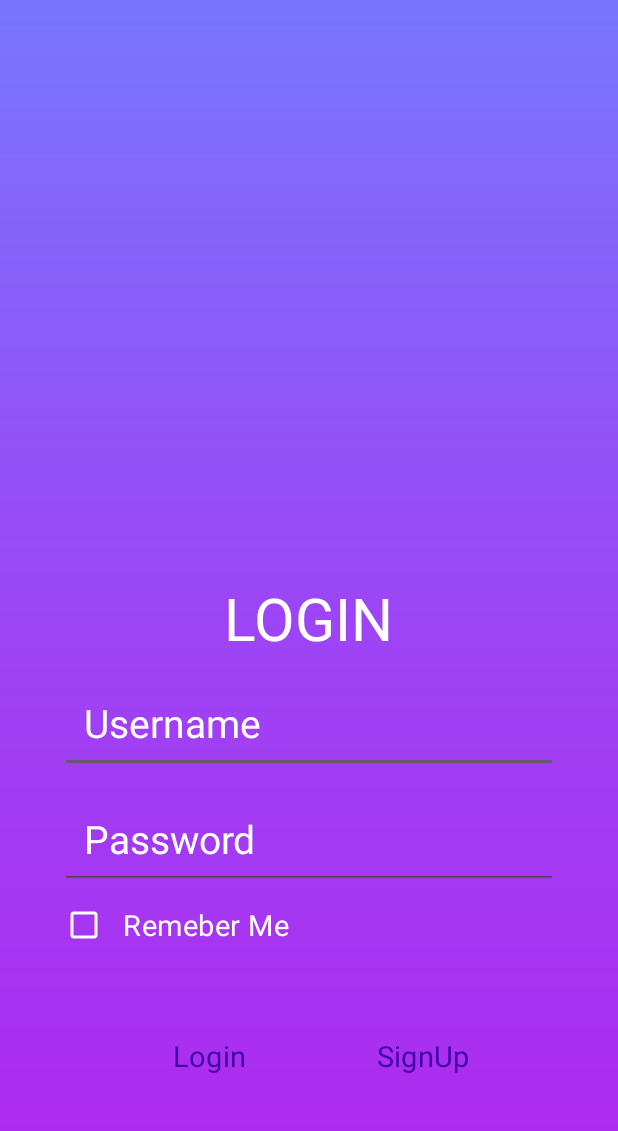
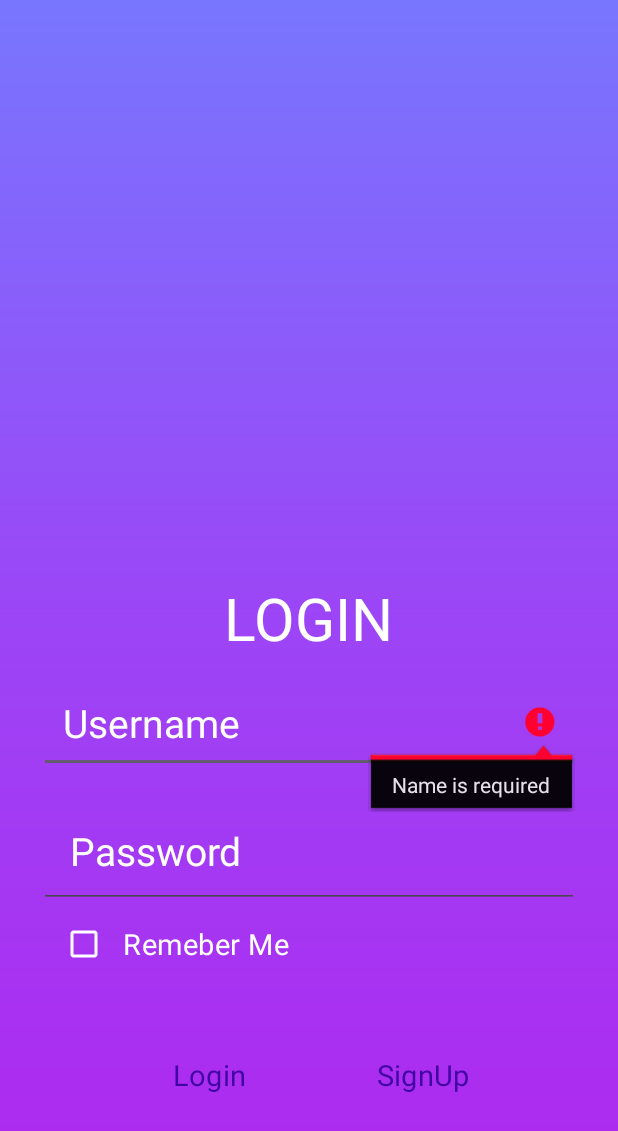
Before and after one commit to SmitCoder/Android_App_development, an Android app: the screen it shows after launch (MainActivity), after a tap on an icon or button, on a phone screen of 412 x 824 dp. Shown: the top 1131 px of the screen. Run offline under Robolectric (Android 15) with nearby library versions, the phone set to English and light mode, and no system bars; our stand-ins replace sdp/ssp sizes; Roboto replaces fonts that are not available here.

```diff
--- a/app/src/main/AndroidManifest.xml
+++ b/app/src/main/AndroidManifest.xml
@@ -13,6 +13,9 @@
         android:theme="@style/Theme.MyApplication"
         tools:targetApi="31">
         <activity
+            android:name=".HomeActivity"
+            android:exported="false" />
+        <activity
             android:name=".MainActivity"
             android:exported="true">
             <intent-filter>
@@ -21,6 +24,7 @@
                 <category android:name="android.intent.category.LAUNCHER" />
             </intent-filter>
         </activity>
+
         <meta-data
             android:name="preloaded_fonts"
             android:resource="@array/preloaded_fonts" />
--- a/app/src/main/java/com/example/myapplication/MainActivity.java
+++ b/app/src/main/java/com/example/myapplication/MainActivity.java
@@ -2,25 +2,47 @@ package com.example.myapplication;
 
 import androidx.appcompat.app.AppCompatActivity;
 
+import android.content.Intent;
 import android.os.Bundle;
 import android.view.View;
 import android.widget.Button;
+import android.widget.EditText;
 import android.widget.Toast;
+
+import com.google.android.material.snackbar.Snackbar;
 
 public class MainActivity extends AppCompatActivity {
 
     Button login;
+    EditText name , pass;
     @Override
     protected void onCreate(Bundle savedInstanceState) {
         super.onCreate(savedInstanceState);
     setContentView(R.layout.activity_main);
 
+        name = findViewById(R.id.name);
+        pass = findViewById(R.id.pass);
 
         login = findViewById(R.id.btn);
                 login.setOnClickListener(new View.OnClickListener() {
                     @Override
                     public void onClick(View view) {
-                        Toast.makeText(MainActivity.this, "login successfully", Toast.LENGTH_SHORT).show();
+                        if(name.getText().toString().trim().equals(""))
+                        {
+                            name.setError("Name is required");
+                        }
+                        else if (pass.getText().toString().trim().equals(""))
+                        {
+                            pass.setError("password is required");
+                        } else if (pass.getText().toString().trim().length()<=6)
+                        {
+                         pass.setError("min length should be 6");
+                        } else {
+                            System.out.println("login successfully");
+                            Snackbar.make(view, "Login", Snackbar.LENGTH_LONG).show();
+                            Intent intent = new Intent(MainActivity.this , HomeActivity.class);
+                            startActivity(intent);
+                        }
                     }
                 });
     }
--- a/app/src/main/res/drawable/custom_button.xml
+++ b/app/src/main/res/drawable/custom_button.xml
@@ -5,14 +5,14 @@
     <item android:state_pressed="true">
         <shape>
             <corners android:radius="20dp" />
-            <solid android:color="#ECF0F1"/>
+            <solid android:color="#D1D4D5"/>
         </shape>
-
+    </item>
     <item>
         <shape>
             <corners android:radius="20dp" />
-            <solid android:color="#101111"/>
+
         </shape>
     </item>
-    </item>
+
 </selector>
--- a/app/src/main/res/layout/activity_main.xml
+++ b/app/src/main/res/layout/activity_main.xml
@@ -35,7 +35,7 @@
 
        android:textColorHint="@color/white"
 
-       android:layout_marginHorizontal="40dp"
+       android:layout_marginHorizontal="@dimen/_20sdp"
        android:layout_marginTop="10dp"
        android:padding="16dp"
        android:textSize="@dimen/_20sdp"
@@ -50,10 +50,7 @@
        android:hint="Password"
        android:textColorHint="@color/white"
 
-       android:layout_marginHorizontal="40dp"
-       android:layout_marginTop="10dp"
-       android:padding="16dp"
-       android:textSize="@dimen/_20sdp"
+      style="@style/edit_1"
        android:inputType="textPassword"
        />
    <CheckBox
--- a/app/src/main/res/values/themes.xml
+++ b/app/src/main/res/values/themes.xml
@@ -4,6 +4,14 @@
         <!-- Customize your light theme here. -->
         <!-- <item name="colorPrimary">@color/my_light_primary</item> -->
         <item name="fontFamily">@font/amaranth</item>
+        <item name="colorPrimary">#ffffff</item>
+    </style>
+    <style name="edit_1" parent="Base.Theme.MyApplication">
+        <item name="android:layout_marginHorizontal">@dimen/_20sdp</item>
+        <item name="android:layout_marginTop">@dimen/_10sdp</item>
+
+        <item name="android:padding">@dimen/_16sdp</item>
+        <item name="android:textSize">@dimen/_20sdp</item>
     </style>
 
     <style name="Theme.MyApplication" parent="Base.Theme.MyApplication" />
```
Also changed, not shown: app/src/main/java/com/example/myapplication/HomeActivity.java (added, +14 -0 lines), app/src/main/res/layout/activity_home.xml (added, +9 -0 lines).
